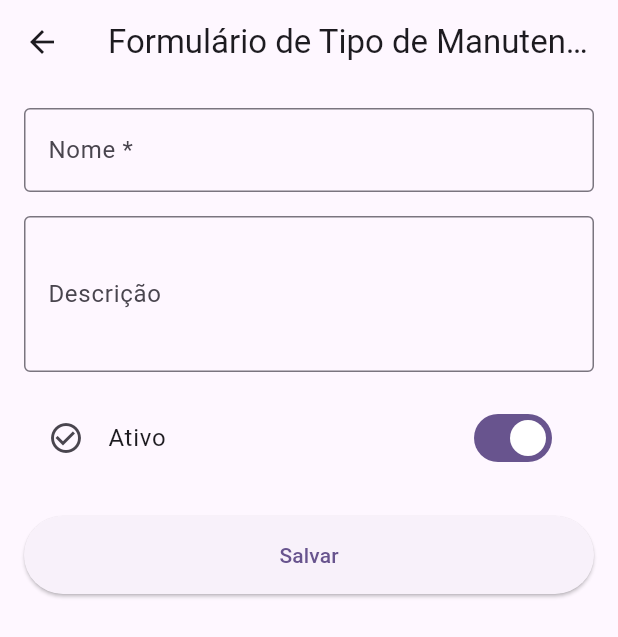
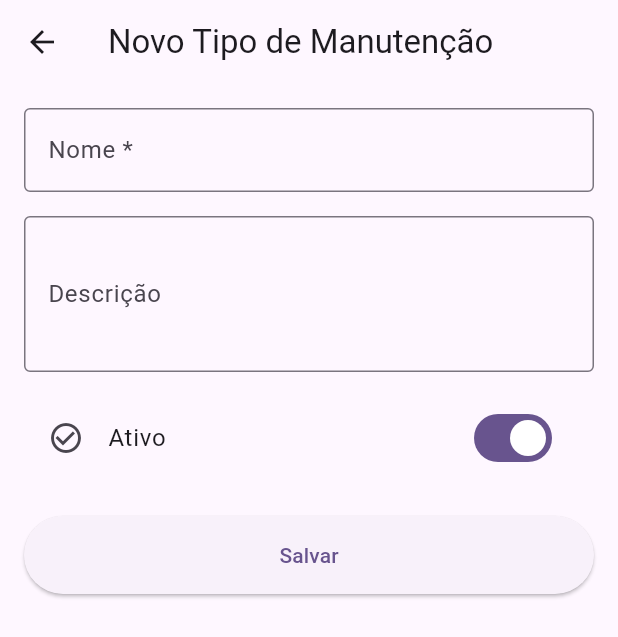
Before and after one commit to andreyjodar/spin_flow, a Flutter app: the ListaTipoManutencao screen opened by its route, after a tap on the "add" icon, on a phone screen of 412 x 824 dp. Shown: the top 637 px of the screen. Run offline on Flutter 3.47's test engine with Material 3 defaults, Android fonts, the phone set to English and light mode, and no system bars; our stand-ins replace mask_text_input_formatter, sqflite, sqflite_common_ffi_web; accounts and stored records are empty.

Commit message:
refact: refatora a lista e o form do tipo de manutenção para adicionar a funcionalidade de edição

```diff
--- a/lib/telas/formularios/form_tipo_manutencao.dart
+++ b/lib/telas/formularios/form_tipo_manutencao.dart
@@ -1,9 +1,13 @@
+// lib/telas/formularios/form_tipo_manutencao.dart
+
 import 'package:flutter/material.dart';
 import 'package:spin_flow/banco/dao/dao_tipo_manutencao.dart';
 import 'package:spin_flow/dto/dto_tipo_manutencao.dart';
 
 class FormTipoManutencao extends StatefulWidget {
-  const FormTipoManutencao({super.key});
+  final TipoManutencaoDTO? tipoManutencao;
+
+  const FormTipoManutencao({super.key, this.tipoManutencao});
 
   @override
   State<FormTipoManutencao> createState() => _FormTipoManutencaoState();
@@ -17,6 +21,16 @@ class _FormTipoManutencaoState extends State<FormTipoManutencao> {
   bool _ativo = true;
 
   @override
+  void initState() {
+    super.initState();
+    if (widget.tipoManutencao != null) {
+      _nomeController.text = widget.tipoManutencao!.nome;
+      _descricaoController.text = widget.tipoManutencao!.descricao ?? '';
+      _ativo = widget.tipoManutencao!.ativo;
+    }
+  }
+
+  @override
   void dispose() {
     _nomeController.dispose();
     _descricaoController.dispose();
@@ -26,6 +40,7 @@ class _FormTipoManutencaoState extends State<FormTipoManutencao> {
   void _salvar() async {
     if (_formKey.currentState?.validate() ?? false) {
       final tipoManutencao = TipoManutencaoDTO(
+        id: widget.tipoManutencao?.id,
         nome: _nomeController.text,
         descricao: _descricaoController.text.isNotEmpty
             ? _descricaoController.text
@@ -33,48 +48,24 @@ class _FormTipoManutencaoState extends State<FormTipoManutencao> {
         ativo: _ativo,
       );
 
-      final salvoComSucesso = await _dao.salvar(tipoManutencao);
+      await _dao.salvar(tipoManutencao);
 
       if (mounted) {
-        _mostrarDialogoDeSucesso(salvoComSucesso);
+        ScaffoldMessenger.of(context).showSnackBar(
+          const SnackBar(content: Text('Tipo de manutenção salvo com sucesso!')),
+        );
+        Navigator.of(context).pushNamed('/lista_tipo_manutencao');
       }
     }
-  }
-
-  void _mostrarDialogoDeSucesso(TipoManutencaoDTO tipoManutencao) {
-    showDialog(
-      context: context,
-      builder: (BuildContext context) {
-        return AlertDialog(
-          title: const Text('Tipo de Manutenção Salvo'),
-          content: SingleChildScrollView(
-            child: ListBody(
-              children: <Widget>[
-                Text('ID: ${tipoManutencao.id}'),
-                Text('Nome: ${tipoManutencao.nome}'),
-                Text('Descrição: ${tipoManutencao.descricao ?? 'Não informada'}'),
-                Text('Ativo: ${tipoManutencao.ativo ? 'Sim' : 'Não'}'),
-              ],
-            ),
-          ),
-          actions: <Widget>[
-            TextButton(
-              child: const Text('OK'),
-              onPressed: () {
-                Navigator.of(context).pushReplacementNamed('/lista_tipo_manutencao');
-              },
-            ),
-          ],
-        );
-      },
-    );
   }
 
   @override
   Widget build(BuildContext context) {
     return Scaffold(
       appBar: AppBar(
-        title: const Text('Formulário de Tipo de Manutenção'),
+        title: Text(widget.tipoManutencao == null
+            ? 'Novo Tipo de Manutenção'
+            : 'Editar Tipo de Manutenção'),
       ),
       body: SingleChildScrollView(
         child: Padding(
--- a/lib/telas/listas/lista_tipo_manutencao.dart
+++ b/lib/telas/listas/lista_tipo_manutencao.dart
@@ -12,6 +12,19 @@ class ListaTipoManutencao extends StatefulWidget {
 
 class _ListaTipoManutencaoState extends State<ListaTipoManutencao> {
   final DAOTipoManutencao _dao = DAOTipoManutencao();
+
+  void _navegarParaFormulario([TipoManutencaoDTO? tipoManutencao]) async {
+    final resultado = await Navigator.push(
+      context,
+      MaterialPageRoute(
+        builder: (_) => FormTipoManutencao(tipoManutencao: tipoManutencao),
+      ),
+    );
+
+    if (resultado == true) {
+      setState(() {});
+    }
+  }
 
   @override
   Widget build(BuildContext context) {
@@ -42,11 +55,7 @@ class _ListaTipoManutencaoState extends State<ListaTipoManutencao> {
                     children: [
                       IconButton(
                         icon: const Icon(Icons.edit, color: Colors.orange),
-                        onPressed: () {
-                          ScaffoldMessenger.of(context).showSnackBar(
-                            SnackBar(content: Text('Alterar: ${tipoManutencao.nome}')),
-                          );
-                        },
+                        onPressed: () => _navegarParaFormulario(tipoManutencao),
                       ),
                       IconButton(
                         icon: const Icon(Icons.delete, color: Colors.red),
@@ -63,12 +72,7 @@ class _ListaTipoManutencaoState extends State<ListaTipoManutencao> {
         },
       ),
       floatingActionButton: FloatingActionButton(
-        onPressed: () {
-          Navigator.push(
-            context,
-            MaterialPageRoute(builder: (_) => const FormTipoManutencao()),
-          );
-        },
+        onPressed: () => _navegarParaFormulario(),
         child: const Icon(Icons.add),
       ),
     );
```
